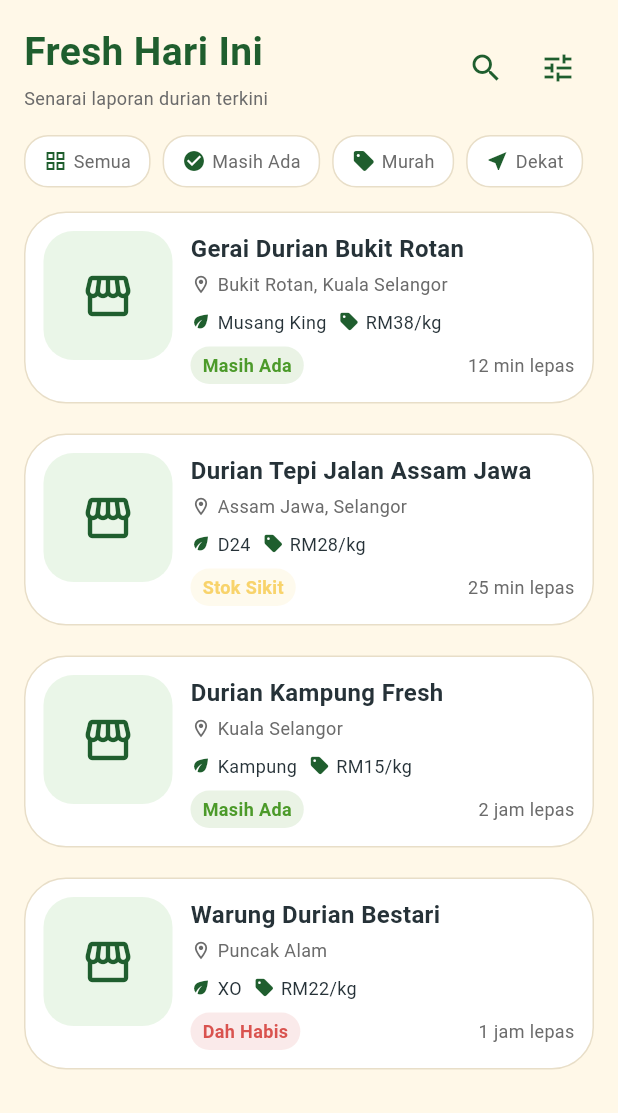
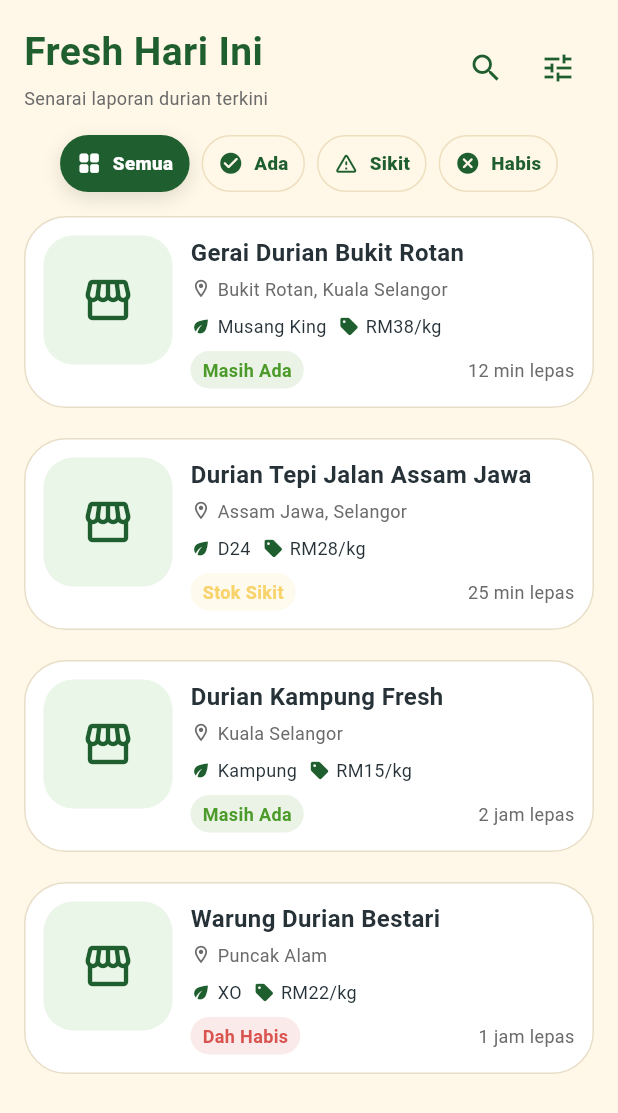
Before and after one commit to ikirana77/durian_radar, a Flutter app: the FreshListScreen screen opened directly, on a phone screen of 412 x 824 dp. Shown: the top 1113 px of the screen. Run offline on Flutter 3.47's test engine with Material 3 defaults, Android fonts, the phone set to English and light mode, and no system bars.

Commit message:
Add fresh list status filter

```diff
--- a/lib/features/fresh/screens/fresh_list_screen.dart
+++ b/lib/features/fresh/screens/fresh_list_screen.dart
@@ -3,21 +3,45 @@ import 'package:flutter/material.dart';
 import '../../../core/theme/app_colors.dart';
 import '../../../core/theme/app_spacing.dart';
 import '../../../core/theme/app_text_styles.dart';
-import '../../../shared/widgets/app_filter_chip.dart';
 import '../../../shared/widgets/durian_bottom_nav.dart';
 import '../../../shared/widgets/durian_report_card.dart';
+import '../../durian/data/dummy_durian_reports.dart';
+import '../../durian/models/durian_report.dart';
 import '../../home/screens/home_map_screen.dart';
 import '../../profile/screens/profile_screen.dart';
-import '../../durian/data/dummy_durian_reports.dart';
-import '../../durian/models/durian_report.dart';
 
-class FreshListScreen extends StatelessWidget {
+class FreshListScreen extends StatefulWidget {
   const FreshListScreen({super.key, this.showBottomNavigationBar = true});
 
   final bool showBottomNavigationBar;
 
   @override
+  State<FreshListScreen> createState() => _FreshListScreenState();
+}
+
+class _FreshListScreenState extends State<FreshListScreen> {
+  DurianStockStatus? _selectedStatus;
+
+  List<DurianReport> get _filteredReports {
+    if (_selectedStatus == null) {
+      return dummyDurianReports;
+    }
+
+    return dummyDurianReports
+        .where((report) => report.stockStatus == _selectedStatus)
+        .toList();
+  }
+
+  void _selectStatus(DurianStockStatus? status) {
+    setState(() {
+      _selectedStatus = status;
+    });
+  }
+
+  @override
   Widget build(BuildContext context) {
+    final reports = _filteredReports;
+
     return Scaffold(
       backgroundColor: AppColors.creamBackground,
       body: SafeArea(
@@ -28,16 +52,21 @@ class FreshListScreen extends StatelessWidget {
             children: [
               const _FreshHeader(),
               const SizedBox(height: AppSpacing.l),
-              const _FreshFilterRow(),
+              _FreshFilterRow(
+                selectedStatus: _selectedStatus,
+                onStatusSelected: _selectStatus,
+              ),
               const SizedBox(height: AppSpacing.l),
               Expanded(
-                child: ListView.separated(
-                  itemCount: dummyDurianReports.length,
+                child: reports.isEmpty
+                    ? const _EmptyFreshState()
+                    : ListView.separated(
+                        itemCount: reports.length,
                         separatorBuilder: (context, index) {
                           return const SizedBox(height: AppSpacing.s);
                         },
                         itemBuilder: (context, index) {
-                    final report = dummyDurianReports[index];
+                          final report = reports[index];
 
                           return DurianReportCard(
                             stallName: report.stallName,
@@ -55,7 +84,7 @@ class FreshListScreen extends StatelessWidget {
           ),
         ),
       ),
-      bottomNavigationBar: showBottomNavigationBar
+      bottomNavigationBar: widget.showBottomNavigationBar
           ? DurianBottomNav(
               selectedIndex: 1,
               onDestinationSelected: (index) {
@@ -130,23 +159,167 @@ class _FreshHeader extends StatelessWidget {
 }
 
 class _FreshFilterRow extends StatelessWidget {
-  const _FreshFilterRow();
+  const _FreshFilterRow({
+    required this.selectedStatus,
+    required this.onStatusSelected,
+  });
+
+  final DurianStockStatus? selectedStatus;
+  final ValueChanged<DurianStockStatus?> onStatusSelected;
 
   @override
   Widget build(BuildContext context) {
-    return const SingleChildScrollView(
+    return LayoutBuilder(
+      builder: (context, constraints) {
+        return SingleChildScrollView(
           scrollDirection: Axis.horizontal,
+          child: ConstrainedBox(
+            constraints: BoxConstraints(minWidth: constraints.maxWidth),
             child: Row(
+              mainAxisAlignment: MainAxisAlignment.center,
               children: [
-          AppFilterChip(label: 'Semua', icon: Icons.grid_view),
-          SizedBox(width: AppSpacing.s),
-          AppFilterChip(label: 'Masih Ada', icon: Icons.check_circle),
-          SizedBox(width: AppSpacing.s),
-          AppFilterChip(label: 'Murah', icon: Icons.sell),
-          SizedBox(width: AppSpacing.s),
-          AppFilterChip(label: 'Dekat', icon: Icons.near_me),
+                _FreshStatusChip(
+                  label: 'Semua',
+                  icon: Icons.grid_view_rounded,
+                  selected: selectedStatus == null,
+                  onTap: () => onStatusSelected(null),
+                ),
+                const SizedBox(width: 8),
+                _FreshStatusChip(
+                  label: 'Ada',
+                  icon: Icons.check_circle_rounded,
+                  selected: selectedStatus == DurianStockStatus.available,
+                  onTap: () => onStatusSelected(DurianStockStatus.available),
+                ),
+                const SizedBox(width: 8),
+                _FreshStatusChip(
+                  label: 'Sikit',
+                  icon: Icons.warning_amber_rounded,
+                  selected: selectedStatus == DurianStockStatus.lowStock,
+                  onTap: () => onStatusSelected(DurianStockStatus.lowStock),
+                ),
+                const SizedBox(width: 8),
+                _FreshStatusChip(
+                  label: 'Habis',
+                  icon: Icons.cancel_rounded,
+                  selected: selectedStatus == DurianStockStatus.soldOut,
+                  onTap: () => onStatusSelected(DurianStockStatus.soldOut),
+                ),
               ],
+            ),
+          ),
+        );
+      },
+    );
+  }
+}
+
+class _FreshStatusChip extends StatelessWidget {
+  const _FreshStatusChip({
+    required this.label,
+    required this.icon,
+    required this.selected,
+    required this.onTap,
+  });
+
+  final String label;
+  final IconData icon;
+  final bool selected;
+  final VoidCallback onTap;
+
+  @override
+  Widget build(BuildContext context) {
+    final backgroundColor = selected
+        ? AppColors.durianGreen
+        : AppColors.creamBackground;
+    final foregroundColor = selected ? Colors.white : AppColors.durianGreen;
+    final borderColor = selected
+        ? AppColors.durianGreen
+        : const Color(0xFFEEDFBF);
+
+    return GestureDetector(
+      onTap: onTap,
+      child: AnimatedContainer(
+        duration: const Duration(milliseconds: 180),
+        padding: const EdgeInsets.symmetric(horizontal: 10, vertical: 9),
+        decoration: BoxDecoration(
+          color: backgroundColor,
+          borderRadius: BorderRadius.circular(999),
+          border: Border.all(color: borderColor),
+          boxShadow: selected
+              ? [
+                  BoxShadow(
+                    color: Colors.black.withValues(alpha: 0.12),
+                    blurRadius: 10,
+                    offset: const Offset(0, 4),
+                  ),
+                ]
+              : [],
+        ),
+        child: Row(
+          mainAxisSize: MainAxisSize.min,
+          children: [
+            Icon(icon, size: 17, color: foregroundColor),
+            const SizedBox(width: 7),
+            Text(
+              label,
+              style: TextStyle(
+                color: foregroundColor,
+                fontSize: 12.5,
+                fontWeight: FontWeight.w900,
+              ),
+            ),
+          ],
+        ),
       ),
     );
   }
 }
+
+class _EmptyFreshState extends StatelessWidget {
+  const _EmptyFreshState();
+
+  @override
+  Widget build(BuildContext context) {
+    return Center(
+      child: Container(
+        width: double.infinity,
+        padding: const EdgeInsets.all(24),
+        decoration: BoxDecoration(
+          color: Colors.white,
+          borderRadius: BorderRadius.circular(24),
+          border: Border.all(color: const Color(0xFFEEDFBF)),
+        ),
+        child: const Column(
+          mainAxisSize: MainAxisSize.min,
+          children: [
+            Icon(
+              Icons.search_off_rounded,
+              color: AppColors.durianGreen,
+              size: 42,
+            ),
+            SizedBox(height: 12),
+            Text(
+              'Tiada laporan dijumpai',
+              style: TextStyle(
+                color: AppColors.durianGreen,
+                fontSize: 17,
+                fontWeight: FontWeight.w900,
+              ),
+            ),
+            SizedBox(height: 6),
+            Text(
+              'Cuba pilih filter yang lain.',
+              textAlign: TextAlign.center,
+              style: TextStyle(
+                color: Color(0xFF6D756B),
+                fontSize: 13,
+                fontWeight: FontWeight.w500,
+              ),
+            ),
+          ],
+        ),
+      ),
+    );
+  }
+}
```
Lines whose indentation alone changed are shown as unchanged.
